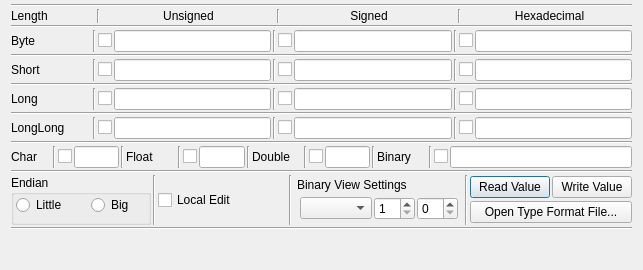
Rolloke/GUI-Apps, file source/binary_values_view.ui: the form before one commit.
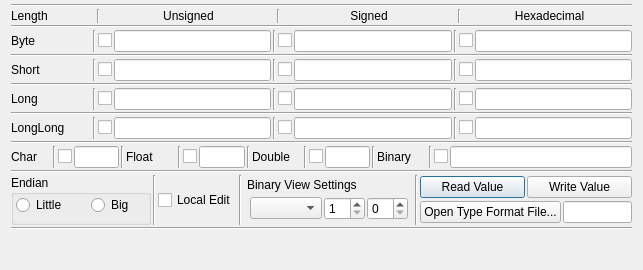
The form after the commit. Icons and pictures are not drawn.

Commit message: fix binary file issues for edit, store, display in table

Patch:
```diff
--- a/source/binary_values_view.ui
+++ b/source/binary_values_view.ui
@@ -656,7 +656,7 @@
     </widget>
    </item>
    <item>
-    <layout class="QHBoxLayout" name="horizontalLayout">
+    <layout class="QHBoxLayout" name="horizontalLayout" stretch="0,0,0,0,0,0,0">
      <item>
       <widget class="QGroupBox" name="groupBox">
        <property name="minimumSize">
@@ -835,6 +835,8 @@
         </layout>
        </item>
        <item>
+        <layout class="QHBoxLayout" name="horizontalLayout_3" stretch="1,1">
+         <item>
         <widget class="QPushButton" name="btnOpenTypeFile">
          <property name="toolTip">
           <string>&lt;html&gt;&lt;head/&gt;&lt;body&gt;&lt;p&gt;Opens Json file with binary format description of the file content.&lt;br/&gt;Click &amp;quot;Whats This help&amp;quot; &lt;img src=&quot;://resource/24X24/dialog-question.png&quot; style=&quot;vertical-align:middle&quot;/&gt; to see file format&lt;/p&gt;&lt;/body&gt;&lt;/html&gt;</string>
@@ -843,6 +845,15 @@
           <string>Open Type Format File...</string>
          </property>
         </widget>
+         </item>
+         <item>
+          <widget class="QLineEdit" name="edtOpenFilePath">
+           <property name="readOnly">
+            <bool>true</bool>
+           </property>
+          </widget>
+         </item>
+        </layout>
        </item>
       </layout>
      </item>
```
Left out of the diff: 2 changed lines with no effect on the pictures. Lines whose indentation alone changed are shown as unchanged. The commit also changes 6 other files.
